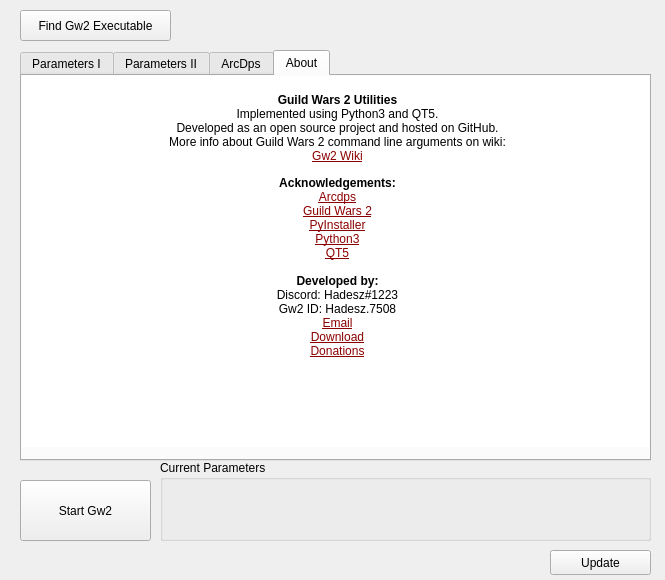
First picture: the form in src/ui/main.ui, repository ddc/Gw2Launcher, before the edit.
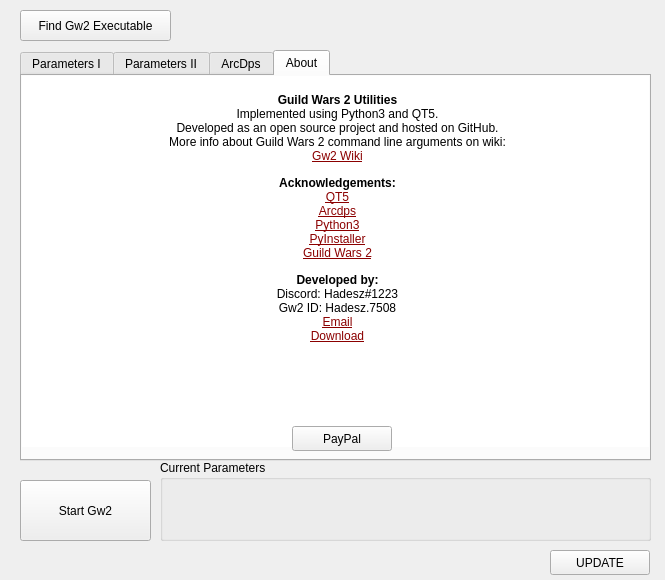
Second picture: the form after the edit. The open tabs and pages were chosen to show the change.

```diff
--- a/src/ui/main.ui
+++ b/src/ui/main.ui
@@ -771,18 +771,18 @@
 &lt;p align=&quot;center&quot; style=&quot; margin-top:0px; margin-bottom:0px; margin-left:0px; margin-right:0px; -qt-block-indent:0; text-indent:0px;&quot;&gt;&lt;a href=&quot;https://wiki.guildwars2.com/wiki/Command_line_arguments&quot;&gt;&lt;span style=&quot; font-size:9pt; text-decoration: underline; color:#8b0000;&quot;&gt;Gw2 Wiki&lt;/span&gt;&lt;/a&gt;&lt;/p&gt;
 &lt;p align=&quot;center&quot; style=&quot;-qt-paragraph-type:empty; margin-top:0px; margin-bottom:0px; margin-left:0px; margin-right:0px; -qt-block-indent:0; text-indent:0px; font-size:8pt; text-decoration: underline; color:#0000ff;&quot;&gt;&lt;br /&gt;&lt;/p&gt;
 &lt;p align=&quot;center&quot; style=&quot; margin-top:0px; margin-bottom:0px; margin-left:0px; margin-right:0px; -qt-block-indent:0; text-indent:0px;&quot;&gt;&lt;span style=&quot; font-size:9pt; font-weight:600;&quot;&gt;Acknowledgements:&lt;/span&gt;&lt;/p&gt;
+&lt;p align=&quot;center&quot; style=&quot; margin-top:0px; margin-bottom:0px; margin-left:0px; margin-right:0px; -qt-block-indent:0; text-indent:0px;&quot;&gt;&lt;a href=&quot;https://www.qt.io&quot;&gt;&lt;span style=&quot; font-size:9pt; text-decoration: underline; color:#8b0000;&quot;&gt;QT5&lt;/span&gt;&lt;/a&gt;&lt;/p&gt;
 &lt;p align=&quot;center&quot; style=&quot; margin-top:0px; margin-bottom:0px; margin-left:0px; margin-right:0px; -qt-block-indent:0; text-indent:0px;&quot;&gt;&lt;a href=&quot;https://www.deltaconnected.com/arcdps&quot;&gt;&lt;span style=&quot; font-size:9pt; text-decoration: underline; color:#8b0000;&quot;&gt;Arcdps&lt;/span&gt;&lt;/a&gt;&lt;/p&gt;
-&lt;p align=&quot;center&quot; style=&quot; margin-top:0px; margin-bottom:0px; margin-left:0px; margin-right:0px; -qt-block-indent:0; text-indent:0px;&quot;&gt;&lt;a href=&quot;https://www.guildwars2.com&quot;&gt;&lt;span style=&quot; font-size:9pt; text-decoration: underline; color:#8b0000;&quot;&gt;Guild Wars 2&lt;/span&gt;&lt;/a&gt;&lt;/p&gt;
-&lt;p align=&quot;center&quot; style=&quot; margin-top:0px; margin-bottom:0px; margin-left:0px; margin-right:0px; -qt-block-indent:0; text-indent:0px;&quot;&gt;&lt;a href=&quot;https://pyinstaller.readthedocs.io&quot;&gt;&lt;span style=&quot; font-size:9pt; text-decoration: underline; color:#8b0000;&quot;&gt;PyInstaller&lt;/span&gt;&lt;/a&gt;&lt;/p&gt;
 &lt;p align=&quot;center&quot; style=&quot; margin-top:0px; margin-bottom:0px; margin-left:0px; margin-right:0px; -qt-block-indent:0; text-indent:0px;&quot;&gt;&lt;a href=&quot;https://www.python.org&quot;&gt;&lt;span style=&quot; font-size:9pt; text-decoration: underline; color:#8b0000;&quot;&gt;Python3&lt;/span&gt;&lt;/a&gt;&lt;/p&gt;
-&lt;p align=&quot;center&quot; style=&quot; margin-top:0px; margin-bottom:0px; margin-left:0px; margin-right:0px; -qt-block-indent:0; text-indent:0px;&quot;&gt;&lt;a href=&quot;https://www.qt.io&quot;&gt;&lt;span style=&quot; font-size:9pt; text-decoration: underline; color:#8b0000;&quot;&gt;QT5&lt;/span&gt;&lt;/a&gt;&lt;/p&gt;
-&lt;p align=&quot;center&quot; style=&quot;-qt-paragraph-type:empty; margin-top:0px; margin-bottom:0px; margin-left:0px; margin-right:0px; -qt-block-indent:0; text-indent:0px; font-size:9pt; text-decoration: underline; color:#0000ff;&quot;&gt;&lt;br /&gt;&lt;/p&gt;
+&lt;p align=&quot;center&quot; style=&quot; margin-top:0px; margin-bottom:0px; margin-left:0px; margin-right:0px; -qt-block-indent:0; text-indent:0px;&quot;&gt;&lt;a href=&quot;https://pyinstaller.readthedocs.io&quot;&gt;&lt;span style=&quot; font-size:9pt; text-decoration: underline; color:#8b0000;&quot;&gt;PyInstaller&lt;/span&gt;&lt;/a&gt;&lt;/p&gt;
+&lt;p align=&quot;center&quot; style=&quot; margin-top:0px; margin-bottom:0px; margin-left:0px; margin-right:0px; -qt-block-indent:0; text-indent:0px;&quot;&gt;&lt;a href=&quot;https://www.guildwars2.com&quot;&gt;&lt;span style=&quot; font-size:9pt; text-decoration: underline; color:#8b0000;&quot;&gt;Guild Wars 2&lt;/span&gt;&lt;/a&gt;&lt;/p&gt;
+&lt;p align=&quot;center&quot; style=&quot;-qt-paragraph-type:empty; margin-top:0px; margin-bottom:0px; margin-left:0px; margin-right:0px; -qt-block-indent:0; text-indent:0px;&quot;&gt;&lt;br /&gt;&lt;/p&gt;
 &lt;p align=&quot;center&quot; style=&quot; margin-top:0px; margin-bottom:0px; margin-left:0px; margin-right:0px; -qt-block-indent:0; text-indent:0px;&quot;&gt;&lt;span style=&quot; font-size:9pt; font-weight:600;&quot;&gt;Developed by:&lt;/span&gt;&lt;/p&gt;
 &lt;p align=&quot;center&quot; style=&quot; margin-top:0px; margin-bottom:0px; margin-left:0px; margin-right:0px; -qt-block-indent:0; text-indent:0px;&quot;&gt;&lt;span style=&quot; font-size:9pt;&quot;&gt;Discord: Hadesz#1223&lt;/span&gt;&lt;/p&gt;
 &lt;p align=&quot;center&quot; style=&quot; margin-top:0px; margin-bottom:0px; margin-left:0px; margin-right:0px; -qt-block-indent:0; text-indent:0px;&quot;&gt;&lt;span style=&quot; font-size:9pt;&quot;&gt;Gw2 ID: Hadesz.7508&lt;/span&gt;&lt;/p&gt;
 &lt;p align=&quot;center&quot; style=&quot; margin-top:0px; margin-bottom:0px; margin-left:0px; margin-right:0px; -qt-block-indent:0; text-indent:0px;&quot;&gt;&lt;a href=&quot;mailto:hadesz456@gmail.com&quot;&gt;&lt;span style=&quot; font-size:9pt; text-decoration: underline; color:#8b0000;&quot;&gt;Email&lt;/span&gt;&lt;/a&gt;&lt;/p&gt;
 &lt;p align=&quot;center&quot; style=&quot; margin-top:0px; margin-bottom:0px; margin-left:0px; margin-right:0px; -qt-block-indent:0; text-indent:0px;&quot;&gt;&lt;a href=&quot;https://github.com/ddc/Gw2Launcher/releases/latest&quot;&gt;&lt;span style=&quot; font-size:9pt; text-decoration: underline; color:#8b0000;&quot;&gt;Download&lt;/span&gt;&lt;/a&gt;&lt;/p&gt;
-&lt;p align=&quot;center&quot; style=&quot; margin-top:0px; margin-bottom:0px; margin-left:0px; margin-right:0px; -qt-block-indent:0; text-indent:0px;&quot;&gt;&lt;a href=&quot;https://www.paypal.com/cgi-bin/webscr?cmd=_s-xclick&amp;amp;hosted_button_id=CTYZ8TK5MJV76&quot;&gt;&lt;span style=&quot; font-size:9pt; text-decoration: underline; color:#8b0000;&quot;&gt;Donations&lt;/span&gt;&lt;/a&gt;&lt;/p&gt;&lt;/body&gt;&lt;/html&gt;</string>
+&lt;p align=&quot;center&quot; style=&quot;-qt-paragraph-type:empty; margin-top:0px; margin-bottom:0px; margin-left:0px; margin-right:0px; -qt-block-indent:0; text-indent:0px;&quot;&gt;&lt;br /&gt;&lt;/p&gt;&lt;/body&gt;&lt;/html&gt;</string>
      </property>
      <property name="textInteractionFlags">
       <set>Qt::LinksAccessibleByMouse</set>
@@ -791,6 +791,43 @@
       <bool>true</bool>
      </property>
     </widget>
+    <widget class="QPushButton" name="paypal_button">
+     <property name="geometry">
+      <rect>
+       <x>270</x>
+       <y>350</y>
+       <width>100</width>
+       <height>25</height>
+      </rect>
+     </property>
+     <property name="minimumSize">
+      <size>
+       <width>100</width>
+       <height>25</height>
+      </size>
+     </property>
+     <property name="maximumSize">
+      <size>
+       <width>100</width>
+       <height>25</height>
+      </size>
+     </property>
+     <property name="sizeIncrement">
+      <size>
+       <width>100</width>
+       <height>25</height>
+      </size>
+     </property>
+     <property name="baseSize">
+      <size>
+       <width>100</width>
+       <height>25</height>
+      </size>
+     </property>
+     <property name="text">
+      <string>PayPal</string>
+     </property>
+    </widget>
    </widget>
   </widget>
   <widget class="QPushButton" name="startGw2_button">
@@ -844,9 +881,9 @@
   <widget class="QLabel" name="updateAvail_label">
    <property name="geometry">
     <rect>
-     <x>340</x>
+     <x>30</x>
      <y>550</y>
-     <width>201</width>
+     <width>511</width>
      <height>21</height>
     </rect>
    </property>
@@ -854,7 +891,7 @@
     <string/>
    </property>
    <property name="alignment">
-    <set>Qt::AlignCenter</set>
+    <set>Qt::AlignRight|Qt::AlignTrailing|Qt::AlignVCenter</set>
    </property>
   </widget>
   <widget class="QPushButton" name="update_button">
@@ -862,12 +899,36 @@
     <rect>
      <x>550</x>
      <y>550</y>
-     <width>101</width>
+     <width>100</width>
      <height>25</height>
     </rect>
    </property>
+   <property name="minimumSize">
+    <size>
+     <width>100</width>
+     <height>25</height>
+    </size>
+   </property>
+   <property name="maximumSize">
+    <size>
+     <width>100</width>
+     <height>25</height>
+    </size>
+   </property>
+   <property name="sizeIncrement">
+    <size>
+     <width>100</width>
+     <height>25</height>
+    </size>
+   </property>
+   <property name="baseSize">
+    <size>
+     <width>100</width>
+     <height>25</height>
+    </size>
+   </property>
    <property name="text">
-    <string>Update</string>
+    <string>UPDATE</string>
    </property>
   </widget>
  </widget>
```
